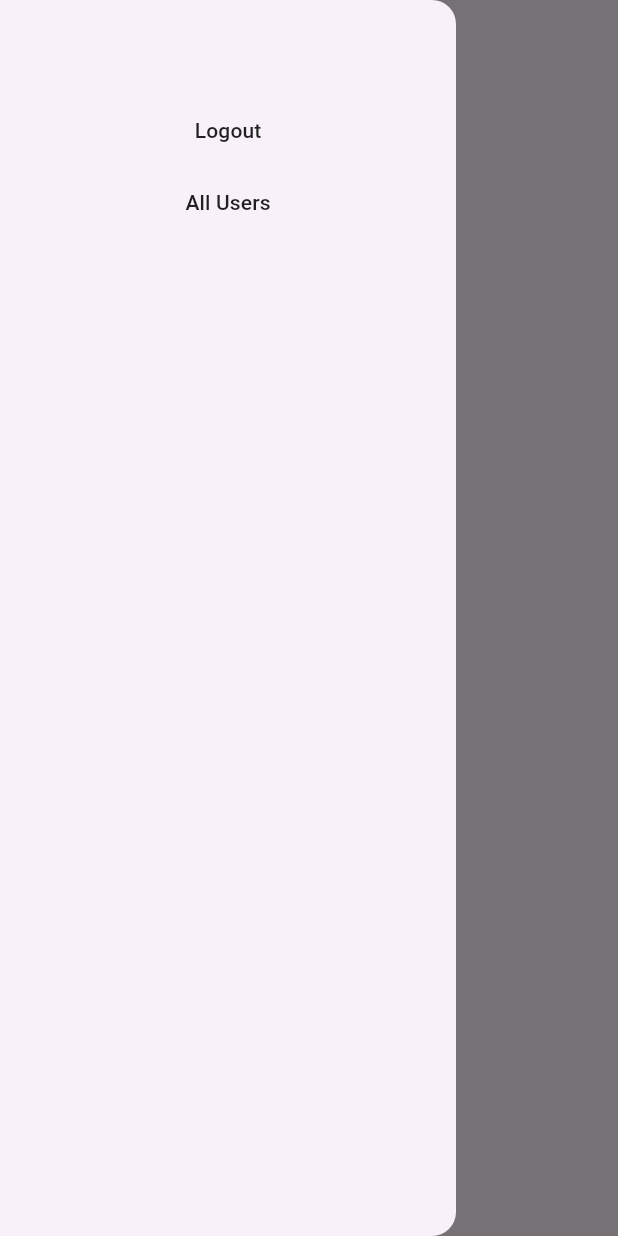
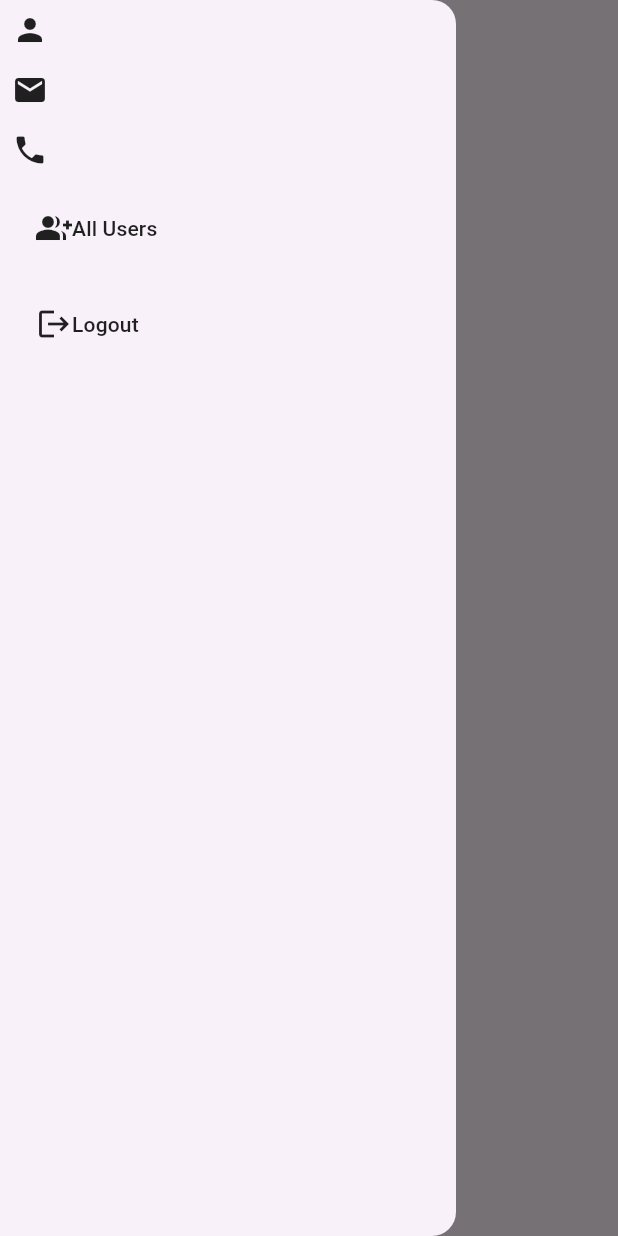
Before and after one commit to vaibhav03joshi/ChatApp, a Flutter app: the HomeScreen screen opened directly with empty values, with the side drawer open, on a phone screen of 412 x 824 dp. Run offline on Flutter 3.47's test engine with Material 3 defaults, Android fonts, the light colour scheme and no system bars; our stand-ins replace firebase_auth, firebase_core, firebase_database, shared_preferences; accounts and stored records are empty.

Commit message:
UI Improved

```diff
--- a/lib/Screens/AllUsers.dart
+++ b/lib/Screens/AllUsers.dart
@@ -83,7 +83,11 @@ class _AllUsersState extends State<AllUsers> {
           },
           child: Row(
             children: [
-              Text(usersList[index].name),
+              Icon(Icons.person_add_alt_1_rounded),
+              Padding(
+                padding: const EdgeInsets.all(8.0),
+                child: Text(usersList[index].name),
+              ),
               Text("      " + usersList[index].email),
             ],
           ),
--- a/lib/Screens/HomeScreen.dart
+++ b/lib/Screens/HomeScreen.dart
@@ -67,16 +67,36 @@ class _HomeScreenState extends State<HomeScreen> {
       drawer: Drawer(
         child: Column(
           children: [
+            Padding(
+              padding: const EdgeInsets.all(8.0),
+              child: Row(
+                children: [
+                  Icon(Icons.person),
                   Text(widget.name),
+                ],
+              ),
+            ),
+            Padding(
+              padding: const EdgeInsets.all(8.0),
+              child: Row(
+                children: [
+                  Icon(Icons.email),
                   Text(widget.email),
+                ],
+              ),
+            ),
+            Padding(
+              padding: const EdgeInsets.all(8.0),
+              child: Row(
+                children: [
+                  Icon(Icons.phone),
                   Text(widget.number),
-            MaterialButton(
-              onPressed: () {
-                logout();
-              },
-              child: Text("Logout"),
+                ],
               ),
-            MaterialButton(
+            ),
+            Padding(
+              padding: const EdgeInsets.all(8.0),
+              child: MaterialButton(
                 onPressed: () {
                   Navigator.push(
                     context,
@@ -88,8 +108,28 @@ class _HomeScreenState extends State<HomeScreen> {
                     ),
                   );
                 },
-              child: Text("All Users"),
-            )
+                child: Row(
+                  children: [
+                    Icon(Icons.group_add),
+                    Text("All Users"),
+                  ],
+                ),
+              ),
+            ),
+            Padding(
+              padding: const EdgeInsets.all(8.0),
+              child: MaterialButton(
+                onPressed: () {
+                  logout();
+                },
+                child: Row(
+                  children: [
+                    Icon(Icons.logout),
+                    Text("Logout"),
+                  ],
+                ),
+              ),
+            ),
           ],
         ),
       ),
@@ -110,7 +150,15 @@ class _HomeScreenState extends State<HomeScreen> {
                 ),
               );
             },
+            child: Row(
+              children: [
+                Icon(Icons.group),
+                Padding(
+                  padding: const EdgeInsets.all(8.0),
                   child: Text("General chat"),
+                ),
+              ],
+            ),
           ),
           Expanded(
             child: ListView.builder(
@@ -125,7 +173,15 @@ class _HomeScreenState extends State<HomeScreen> {
                             path: "PersonalChat/${Contacts[index].value}/"),
                       ));
                 },
+                child: Row(
+                  children: [
+                    Icon(Icons.person),
+                    Padding(
+                      padding: const EdgeInsets.all(8.0),
                       child: Text(Contacts[index].name),
+                    ),
+                  ],
+                ),
               ),
             ),
           ),
--- a/lib/main.dart
+++ b/lib/main.dart
@@ -32,7 +32,7 @@ class MyApp extends StatelessWidget {
           ? HomeScreen(
               email: email,
               name: name,
-              number: name,
+              number: number,
             )
           : LoginScreen(),
     );
@@ -40,7 +40,7 @@ class MyApp extends StatelessWidget {
 }
 
 Map<String, dynamic> data = {};
-String email = "", password = "", name = "";
+String email = "", password = "", name = "", number = "";
 Future<bool> loadUser() async {
   final SharedPreferences prefs = await SharedPreferences.getInstance();
   bool isLogin = prefs.getBool("isLogin") ?? false;
@@ -51,6 +51,8 @@ Future<bool> loadUser() async {
   password = prefs.getString("password") ?? "";
   email = prefs.getString("email") ?? "";
   name = prefs.getString("name") ?? "";
+  number = prefs.getString("number") ?? "";
+
   print(email);
   print(name);
   print(password);
```
Also changed, not shown: lib/Screens/GeneralChat.dart (+49 -14 lines). Lines whose indentation alone changed are shown as unchanged.
